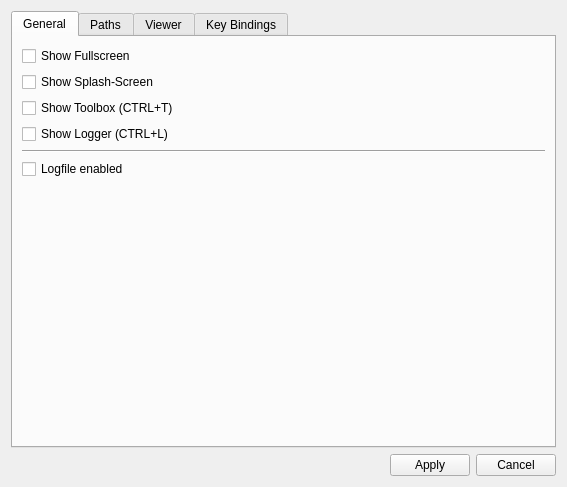
The window that OpenFlipper/widgets/optionsWidget/ui_optionsWidget.ui (ShenRen/OpenFlipper) describes before a commit, drawn with Qt 5.
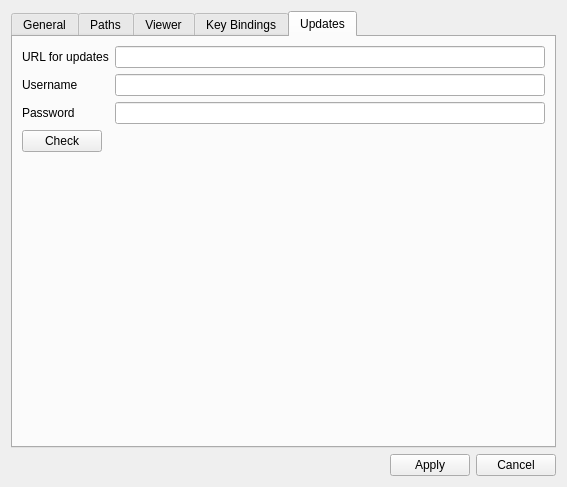
The same window after the commit.

Commit message: Basic update checker

Diff of the .ui file:
```diff
--- a/OpenFlipper/widgets/optionsWidget/ui_optionsWidget.ui
+++ b/OpenFlipper/widgets/optionsWidget/ui_optionsWidget.ui
@@ -22,7 +22,7 @@
       <string/>
      </property>
      <property name="currentIndex" >
-      <number>0</number>
+      <number>4</number>
      </property>
      <property name="usesScrollButtons" >
       <bool>true</bool>
@@ -33,7 +33,7 @@
         <x>0</x>
         <y>0</y>
         <width>545</width>
-        <height>409</height>
+        <height>401</height>
        </rect>
       </property>
       <attribute name="title" >
@@ -245,7 +245,99 @@
       </attribute>
       <layout class="QHBoxLayout" name="horizontalLayout_2" >
        <item>
-        <widget class="QTreeWidget" name="keyTree" />
+        <widget class="QTreeWidget" name="keyTree" >
+         <column>
+          <property name="text" >
+           <string>1</string>
+          </property>
+         </column>
+        </widget>
+       </item>
+      </layout>
+     </widget>
+     <widget class="QWidget" name="Updates" >
+      <attribute name="title" >
+       <string>Updates</string>
+      </attribute>
+      <layout class="QVBoxLayout" name="verticalLayout_5" >
+       <item>
+        <layout class="QHBoxLayout" name="horizontalLayout_3" >
+         <item>
+          <layout class="QVBoxLayout" name="verticalLayout_3" >
+           <item>
+            <widget class="QLabel" name="label_4" >
+             <property name="text" >
+              <string>URL for updates</string>
+             </property>
+            </widget>
+           </item>
+           <item>
+            <widget class="QLabel" name="label_5" >
+             <property name="text" >
+              <string>Username</string>
+             </property>
+            </widget>
+           </item>
+           <item>
+            <widget class="QLabel" name="label_6" >
+             <property name="text" >
+              <string>Password</string>
+             </property>
+            </widget>
+           </item>
+          </layout>
+         </item>
+         <item>
+          <layout class="QVBoxLayout" name="verticalLayout_4" >
+           <item>
+            <widget class="QLineEdit" name="updateURL" />
+           </item>
+           <item>
+            <widget class="QLineEdit" name="updateUser" />
+           </item>
+           <item>
+            <widget class="QLineEdit" name="updatePass" />
+           </item>
+          </layout>
+         </item>
+        </layout>
+       </item>
+       <item>
+        <layout class="QHBoxLayout" name="horizontalLayout_4" >
+         <item>
+          <widget class="QPushButton" name="checkUpdateButton" >
+           <property name="text" >
+            <string>Check</string>
+           </property>
+          </widget>
+         </item>
+         <item>
+          <spacer name="horizontalSpacer_2" >
+           <property name="orientation" >
+            <enum>Qt::Horizontal</enum>
+           </property>
+           <property name="sizeHint" stdset="0" >
+            <size>
+             <width>40</width>
+             <height>20</height>
+            </size>
+           </property>
+          </spacer>
+         </item>
+        </layout>
+       </item>
+       <item>
+        <spacer name="verticalSpacer_2" >
+         <property name="orientation" >
+          <enum>Qt::Vertical</enum>
+         </property>
+         <property name="sizeHint" stdset="0" >
+          <size>
+           <width>20</width>
+           <height>242</height>
+          </size>
+         </property>
+        </spacer>
        </item>
       </layout>
      </widget>
```
Left out of the diff: 12 changed lines with no effect on the pictures. The commit also changes 2 other files.
